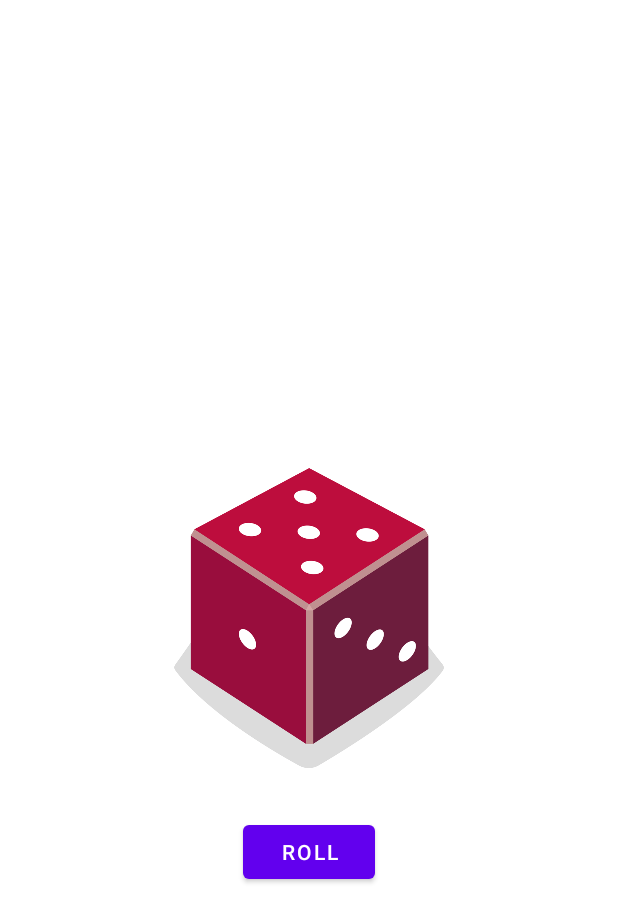
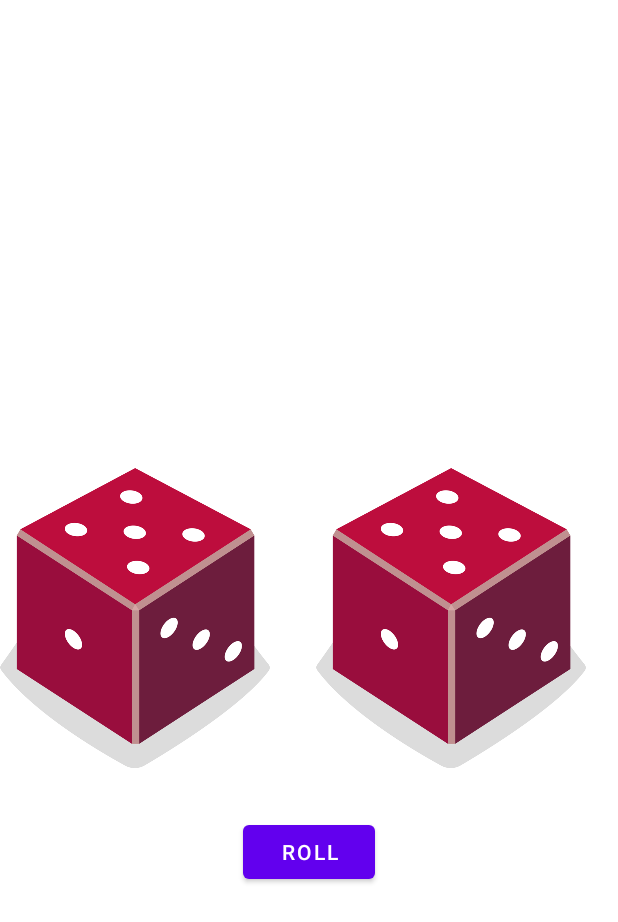
Before and after one commit to halilbalci/Welcome_Aboard, an Android app: the screen it shows after launch (MainActivity), after a tap on "ROLL", on a phone screen of 412 x 824 dp. Shown: the top 922 px of the screen. Run offline under Robolectric (Android 15) with nearby library versions, the phone set to English and light mode, and no system bars.

Commit message:
two dices barbut

```diff
--- a/app/src/main/java/com/example/welcomeaboard/MainActivity.kt
+++ b/app/src/main/java/com/example/welcomeaboard/MainActivity.kt
@@ -15,7 +15,9 @@ class MainActivity : AppCompatActivity() {
     }
     fun playBarbut(){
         val diceImage: ImageView = findViewById(R.id.imageView2)
+        val diceImage2: ImageView = findViewById(R.id.imageView3)
         val dice =  Dice(6)
         diceImage.setImageResource(dice.dicePics(dice.roll()))
+        diceImage2.setImageResource(dice.dicePics(dice.roll()))
     }
 }
--- a/app/src/main/res/layout/barbut_playground.xml
+++ b/app/src/main/res/layout/barbut_playground.xml
@@ -13,7 +13,7 @@
         android:contentDescription="@string/rolling"
         app:layout_constraintBottom_toBottomOf="parent"
         app:layout_constraintEnd_toEndOf="parent"
-        app:layout_constraintStart_toStartOf="parent"
+        app:layout_constraintStart_toEndOf="@+id/imageView3"
         app:layout_constraintTop_toTopOf="parent"
         app:srcCompat="@drawable/dice_1" />
 
@@ -26,4 +26,17 @@
         app:layout_constraintEnd_toEndOf="parent"
         app:layout_constraintStart_toStartOf="parent"
         app:layout_constraintTop_toBottomOf="@+id/imageView2" />
+
+    <ImageView
+        android:id="@+id/imageView3"
+        android:layout_width="200dp"
+        android:layout_height="200dp"
+        android:layout_marginStart="16dp"
+        android:contentDescription="@string/rolling"
+        app:layout_constraintBottom_toBottomOf="parent"
+        app:layout_constraintEnd_toStartOf="@+id/button"
+        app:layout_constraintStart_toStartOf="parent"
+        app:layout_constraintTop_toTopOf="parent"
+        tools:srcCompat="@tools:sample/avatars"
+        app:srcCompat="@drawable/dice_6" />
 </androidx.constraintlayout.widget.ConstraintLayout>
```
